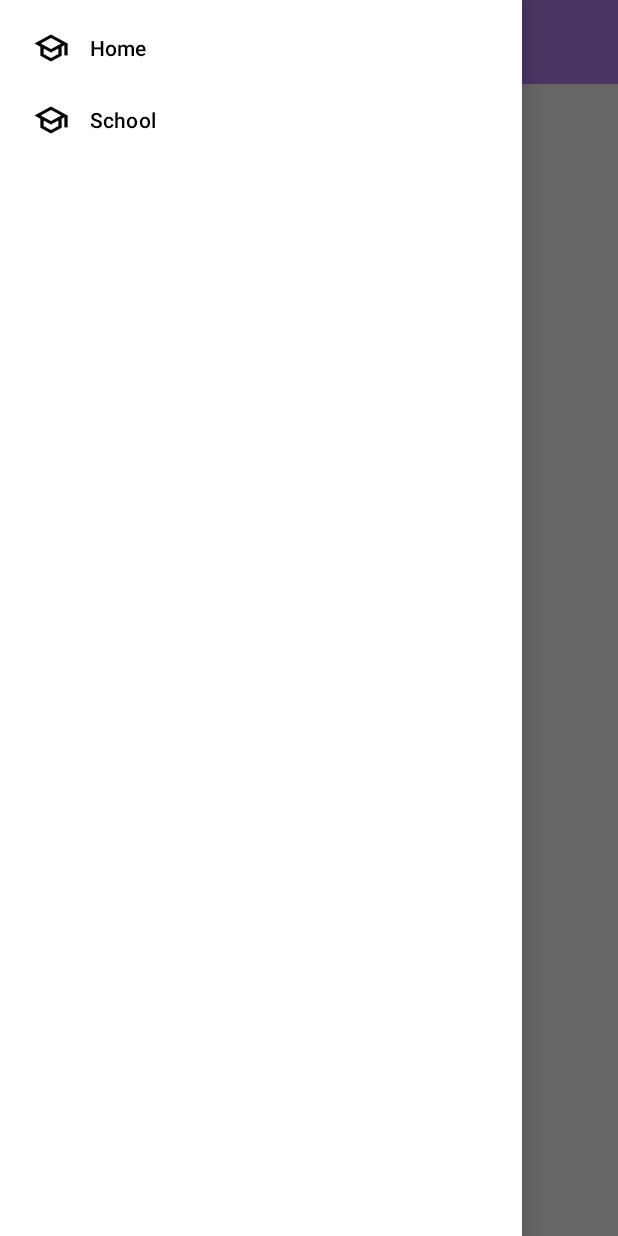
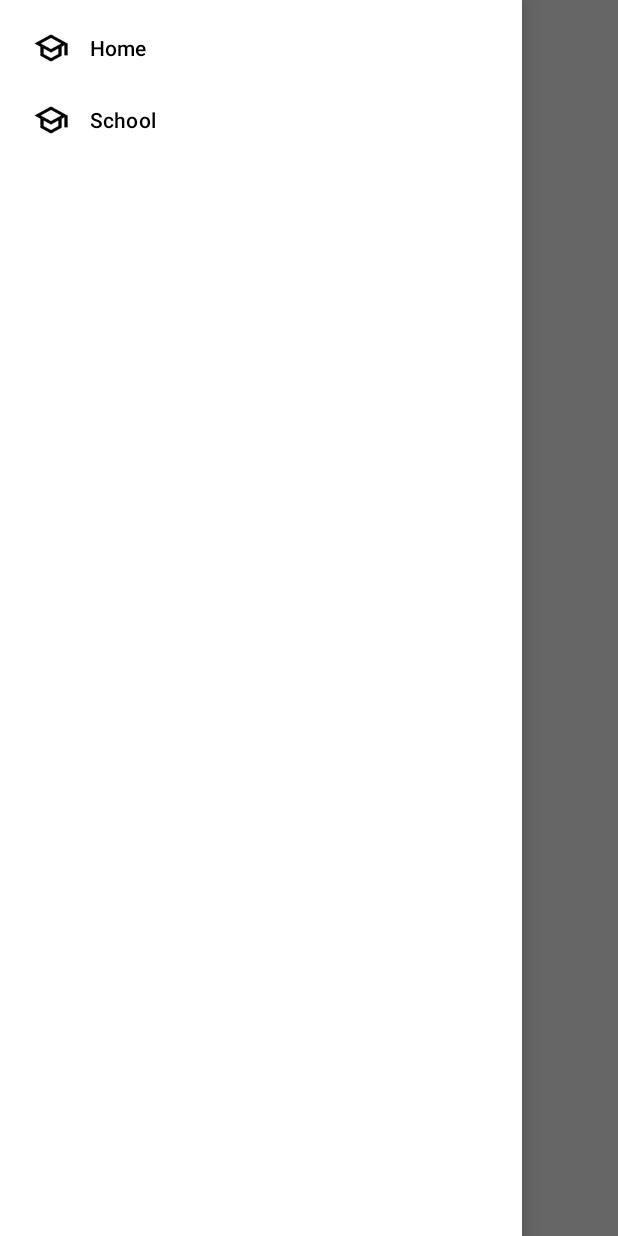
Before and after one commit to M-POSD/SaFoDel, an Android app: the screen it shows after launch (MainActivity), with the side drawer open, on a phone screen of 412 x 824 dp. Run offline under Robolectric (Android 15) with nearby library versions, the phone set to English and light mode, and no system bars; libraries missing offline, so code that uses them is left out: com.mapbox.android, com.mapbox.mapboxsdk; 6 statements that could not run were skipped.

Commit message:
Toolbar transparency

```diff
--- a/app/src/main/java/com/example/safodel/ui/main/MainActivity.kt
+++ b/app/src/main/java/com/example/safodel/ui/main/MainActivity.kt
@@ -17,9 +17,10 @@ class MainActivity : AppCompatActivity() {
         binding = ActivityMainBinding.inflate(layoutInflater)
         setContentView(binding.root)
         setSupportActionBar(binding.toolbar)
+        supportActionBar?.setDisplayShowTitleEnabled(false)
         supportActionBar?.let {
             it.setDisplayHomeAsUpEnabled(true)
-            it.setHomeAsUpIndicator(R.drawable.outline_menu_black_36)
+            it.setHomeAsUpIndicator(R.drawable.menu_blue_36)
         }
         val navHostFragment = supportFragmentManager.findFragmentById(R.id.nav_host_fragment) as NavHostFragment
         val navController = navHostFragment.navController // Control fragment
--- a/app/src/main/res/layout/activity_main.xml
+++ b/app/src/main/res/layout/activity_main.xml
@@ -8,16 +8,8 @@
     tools:context=".ui.main.MainActivity">
 
     <androidx.coordinatorlayout.widget.CoordinatorLayout
-        android:layout_width="match_parent"
+        android:layout_width="wrap_content"
         android:layout_height="match_parent">
-
-        <androidx.appcompat.widget.Toolbar
-            android:id="@+id/toolbar"
-            android:layout_width="match_parent"
-            android:layout_height="?attr/actionBarSize"
-            android:background="@color/purple_200"
-            android:theme="@style/ThemeOverlay.AppCompat.Dark.ActionBar"
-            app:popupTheme="@style/ThemeOverlay.AppCompat.Light" />
 
         <androidx.fragment.app.FragmentContainerView
             android:id="@+id/nav_host_fragment"
@@ -26,6 +18,15 @@
             android:layout_height="match_parent"
             app:defaultNavHost="true"
             app:navGraph="@navigation/nav_graph" />
+
+        <androidx.appcompat.widget.Toolbar
+            android:id="@+id/toolbar"
+            android:layout_width="match_parent"
+            android:layout_height="wrap_content"
+            android:background="@null"
+            android:fitsSystemWindows="true"
+            android:theme="@style/ThemeOverlay.AppCompat.Dark.ActionBar"
+            app:popupTheme="@style/ThemeOverlay.AppCompat.Light" />
 
     </androidx.coordinatorlayout.widget.CoordinatorLayout>
 
--- a/app/src/main/res/layout/fragment_home.xml
+++ b/app/src/main/res/layout/fragment_home.xml
@@ -1,5 +1,5 @@
 <?xml version="1.0" encoding="utf-8"?>
-<FrameLayout xmlns:android="http://schemas.android.com/apk/res/android"
+<androidx.coordinatorlayout.widget.CoordinatorLayout xmlns:android="http://schemas.android.com/apk/res/android"
     xmlns:tools="http://schemas.android.com/tools"
     xmlns:mapbox="http://schemas.android.com/apk/res-auto"
     android:layout_width="match_parent"
@@ -8,7 +8,6 @@
 
     <com.mapbox.mapboxsdk.maps.MapView
         android:id="@+id/mapView"
-        android:layout_marginTop="?attr/actionBarSize"
         android:layout_width="match_parent"
         android:layout_height="match_parent"
 
@@ -17,4 +16,4 @@
         mapbox:mapbox_cameraZoom="5.526846">
     </com.mapbox.mapboxsdk.maps.MapView>
 
-</FrameLayout>
+</androidx.coordinatorlayout.widget.CoordinatorLayout>
--- a/app/src/main/res/values/themes.xml
+++ b/app/src/main/res/values/themes.xml
@@ -12,5 +12,6 @@
         <!-- Status bar color. -->
         <item name="android:statusBarColor" tools:targetApi="l">?attr/colorPrimaryVariant</item>
         <!-- Customize your theme here. -->
+            <item name="android:windowTranslucentStatus">true</item>
     </style>
 </resources>
```
Also changed, not shown: app/src/main/res/drawable-xhdpi/menu_blue_36.png (added).
